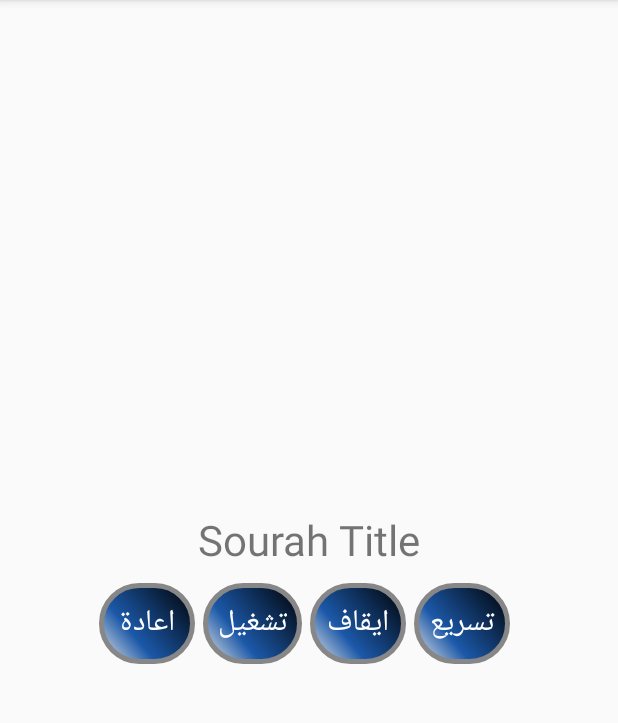
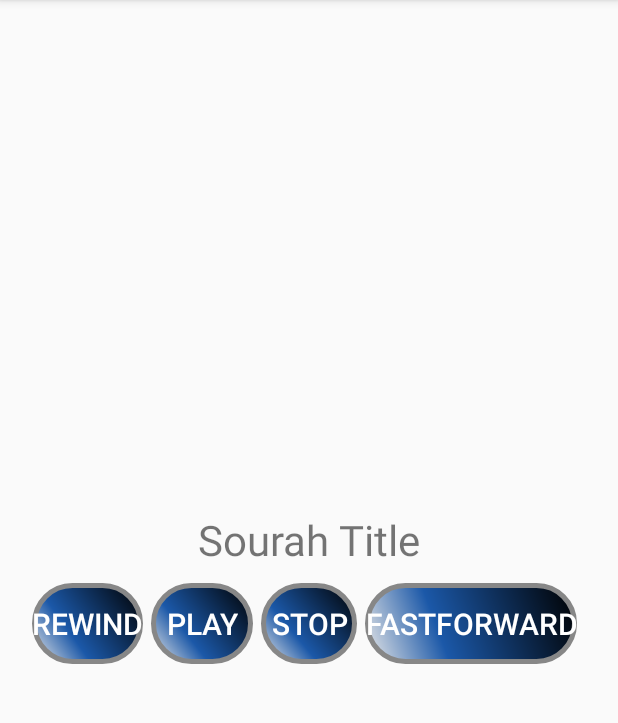
Before and after one commit to Fahad-alkamli/quranAndroidApp, an Android app: the PlayerActivity2 screen opened directly, with no data from a screen before it, on a phone screen of 412 x 824 dp, the part 84-807 px from its top. Run offline under Robolectric (Android 15) with nearby library versions, the phone set to English and light mode, and no system bars; 1 statement that could not run was skipped.

Commit message:
Extracted strings

```diff
--- a/QuranApp/app/src/main/java/alkamli/fahad/quranapp/quranapp/CommonFunctions.java
+++ b/QuranApp/app/src/main/java/alkamli/fahad/quranapp/quranapp/CommonFunctions.java
@@ -17,11 +17,11 @@ public class CommonFunctions {
 
     public static final String TAG="Alkamli";
 
-    public static ArrayList<SurahItem> getSourahList()
+    public static ArrayList<SurahItem> getSourahList(Context context)
     {
         ArrayList<SurahItem> list=new ArrayList<>();
-        list.add(new SurahItem("Al-Fatihah","001"));
-        list.add(new SurahItem("Al-Baqarah ","002"));
+        list.add(new SurahItem(context.getString(R.string.Al_Fatihah),"001"));
+        list.add(new SurahItem(context.getString(R.string.Al_Baqarah),"002"));
        // Log.e(TAG,Integer.toString(list.size()));
         return list;
     }
--- a/QuranApp/app/src/main/java/alkamli/fahad/quranapp/quranapp/HomeActivity.java
+++ b/QuranApp/app/src/main/java/alkamli/fahad/quranapp/quranapp/HomeActivity.java
@@ -21,7 +21,7 @@ public class HomeActivity extends AppCompatActivity {
         super.onCreate(savedInstanceState);
         setContentView(R.layout.activity_main);
         list=(RecyclerView) findViewById(R.id.list);
-        list.setAdapter(new HomeAdapter(this, CommonFunctions.getSourahList()));
+        list.setAdapter(new HomeAdapter(this, CommonFunctions.getSourahList(this)));
         list.setLayoutManager(new LinearLayoutManager(this));
     }
 
--- a/QuranApp/app/src/main/java/alkamli/fahad/quranapp/quranapp/PlayerActivity2.java
+++ b/QuranApp/app/src/main/java/alkamli/fahad/quranapp/quranapp/PlayerActivity2.java
@@ -178,7 +178,7 @@ public class PlayerActivity2 extends AppCompatActivity {
         int count;
         try {
             Looper.prepare();
-            URL url1 = new URL("http://server6.mp3quran.net/thubti/"+file);
+            URL url1 = new URL(getString(R.string.files_url)+file);
            // Log.e(TAG,"http://server6.mp3quran.net/thubti/"+file);
             URLConnection conexion = url1.openConnection();
             conexion.connect();
--- a/QuranApp/app/src/main/res/layout/activity_player.xml
+++ b/QuranApp/app/src/main/res/layout/activity_player.xml
@@ -15,7 +15,7 @@
     <TextView
         android:layout_width="match_parent"
         android:id="@+id/title"
-        android:text="Sourah Title"
+        android:text="@string/Sourah_Title"
         android:layout_height="wrap_content"
         android:layout_gravity="center"
         android:gravity="center"
--- a/QuranApp/app/src/main/res/layout/activity_player2.xml
+++ b/QuranApp/app/src/main/res/layout/activity_player2.xml
@@ -25,18 +25,19 @@
         android:gravity="center"
         >
         <Button
-            android:text="اعادة"
-            android:textColor="#FFFFFF"
-            android:textSize="20sp"
+            android:text="@string/rewind"
             android:layout_width="wrap_content"
             android:layout_height="wrap_content"
             android:background="@drawable/button_shape"
             android:layout_marginEnd="5dp"
             android:onClick="rewind"
             style="?android:attr/buttonBarButtonStyle"
+            android:textColor="#FFFFFF"
+            android:textSize="20sp"
+
             />
         <Button
-            android:text="تشغيل"
+            android:text="@string/play"
             android:textColor="#FFFFFF"
             android:textSize="20sp"
             android:layout_width="wrap_content"
@@ -50,7 +51,7 @@
             />
 
         <Button
-            android:text="ايقاف"
+            android:text="@string/stop"
             android:textColor="#FFFFFF"
             android:textSize="20sp"
             android:layout_width="wrap_content"
@@ -63,7 +64,7 @@
             />
 
         <Button
-            android:text="تسريع"
+            android:text="@string/fastforward"
             android:textColor="#FFFFFF"
             android:textSize="20sp"
             android:layout_width="wrap_content"
--- a/QuranApp/app/src/main/res/values/strings.xml
+++ b/QuranApp/app/src/main/res/values/strings.xml
@@ -1,3 +1,11 @@
 <resources>
     <string name="app_name">QuranApp</string>
+    <string name="files_url">http://server6.mp3quran.net/thubti/</string>
+    <string name="Al_Fatihah">Al-Fatihah</string>
+    <string name="Al_Baqarah">"Al-Baqarah "</string>
+    <string name="Sourah_Title">Sourah Title</string>
+    <string name="rewind">Rewind</string>
+    <string name="play">Play</string>
+    <string name="stop">Stop</string>
+    <string name="fastforward">Fastforward</string>
 </resources>
```
Also changed, not shown: 1 other file.
